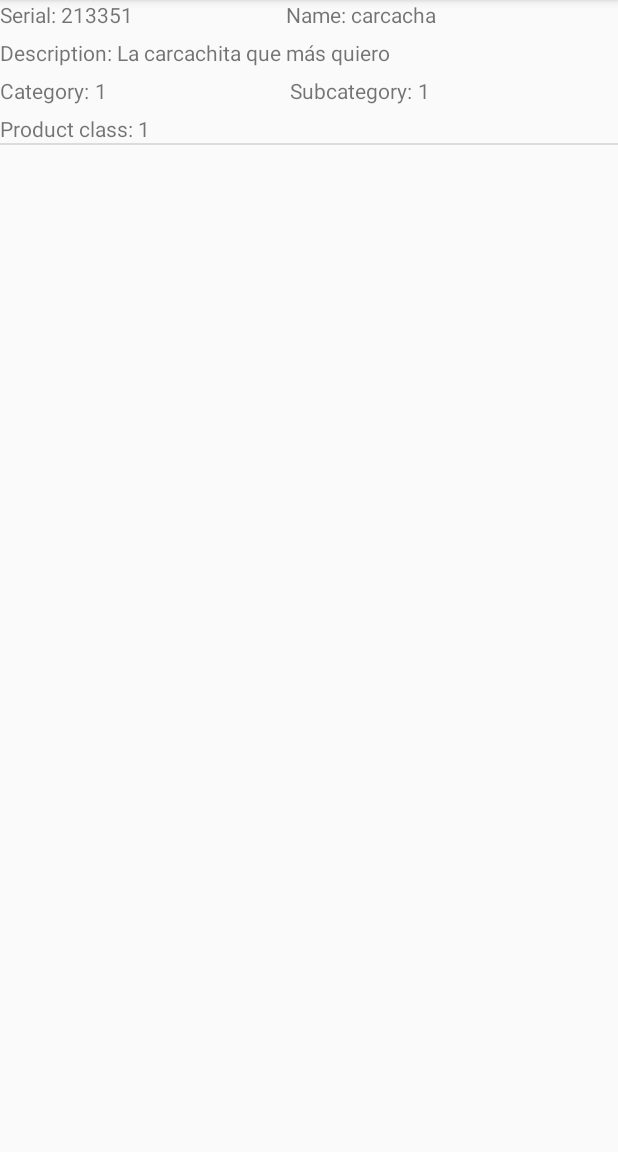
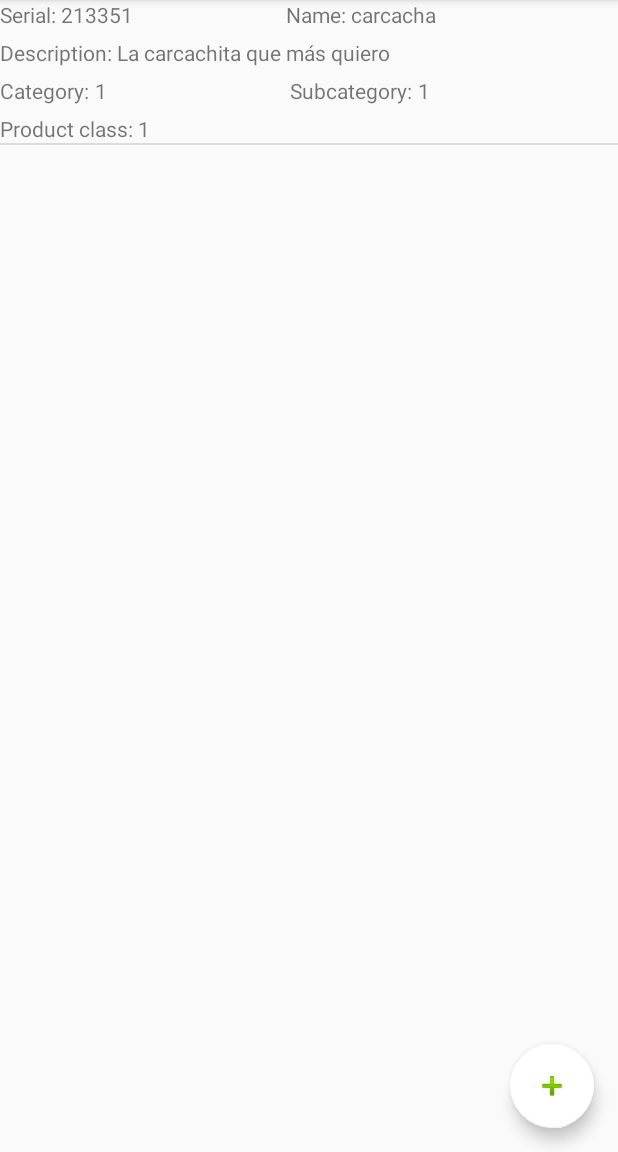
Before and after one commit to jaimejiag/InventoryProvider, an Android app: the screen it shows after launch (MainActivity), on a phone screen of 412 x 824 dp, the part 84-1236 px from its top. Run offline under Robolectric (Android 15) with nearby library versions, the phone set to English and light mode, and no system bars.

Commit message:
- Fragment AddProduct created

```diff
--- a/app/build.gradle
+++ b/app/build.gradle
@@ -27,5 +27,6 @@ dependencies {
     compile 'com.android.support:appcompat-v7:25.2.0'
     compile 'com.android.support.constraint:constraint-layout:1.0.0-alpha8'
     compile 'com.android.support:support-v4:25.2.0'
+    compile 'com.android.support:design:25.2.0'
     testCompile 'junit:junit:4.12'
 }
--- a/app/src/main/java/com/jaime/inventory/MainActivity.java
+++ b/app/src/main/java/com/jaime/inventory/MainActivity.java
@@ -4,6 +4,7 @@ import android.support.v4.app.FragmentTransaction;
 import android.support.v7.app.AppCompatActivity;
 import android.os.Bundle;
 
+import com.jaime.inventory.fragments.AddProductFragment;
 import com.jaime.inventory.fragments.ListProductFragment;
 
 public class MainActivity extends AppCompatActivity implements ListProductFragment.ListProductListener{
@@ -24,6 +25,8 @@ public class MainActivity extends AppCompatActivity implements ListProductFragme
      */
     @Override
     public void onAddProductListener() {
-
+        FragmentTransaction transaction = getSupportFragmentManager().beginTransaction();
+        AddProductFragment fragment = new AddProductFragment();
+        transaction.replace(R.id.layout_main, fragment).commit();
     }
 }
--- a/app/src/main/java/com/jaime/inventory/database/DatabaseContract.java
+++ b/app/src/main/java/com/jaime/inventory/database/DatabaseContract.java
@@ -46,7 +46,6 @@ public class DatabaseContract {
                 COLUMN_PRODUCTCLASS);
 
         public static final String SQL_DELETE_ENTRIES = String.format("DROP TABLE %s", TABLE_NAME);
-        //public static final String SQL_SELECT_ENTRIES = String.format("SELECT * FROM %s", TABLE_NAME);
 
         public static final String SQL_INSERT_ENTRIES = String.format("INSERT INTO %s (%s, %s, %s, " +
                 "%s, %s, %s) VALUES ('213351', 'carcacha', 'La carcachita que más quiero', 1, 1, 1)",
@@ -89,16 +88,19 @@ public class DatabaseContract {
         public static final String COLUMN_NAME = "name";
         public static final String COLUMN_SORTNAME = "sortname";
         public static final String COLUMN_DESCRIPTION = "description";
+        public static final String COLUMN_IDCATEGORY = "idcategory";
 
         public static final String SQL_CREATE_ENTRIES = String.format("CREATE TABLE %s (" +
                         "%s INTEGER PRIMARY KEY AUTOINCREMENT, " +
                         "%s TEXT UNIQUE NOT NULL, " +
                         "%s TEXT UNIQUE NOT NULL, " +
-                        "%s TEXT NOT NULL)",
+                        "%s TEXT NOT NULL, " +
+                        "%s INTEGER NOT NULL)",
                 TABLE_NAME, BaseColumns._ID,
                 COLUMN_NAME,
                 COLUMN_SORTNAME,
-                COLUMN_DESCRIPTION);
+                COLUMN_DESCRIPTION,
+                COLUMN_IDCATEGORY);
 
         public static final String SQL_DELETE_ENTRIES = String.format("DROP TABLE %s", TABLE_NAME);
     }
--- a/app/src/main/java/com/jaime/inventory/database/DatabaseHelper.java
+++ b/app/src/main/java/com/jaime/inventory/database/DatabaseHelper.java
@@ -1,6 +1,5 @@
 package com.jaime.inventory.database;
 
-import android.database.SQLException;
 import android.database.sqlite.SQLiteDatabase;
 import android.database.sqlite.SQLiteException;
 import android.database.sqlite.SQLiteOpenHelper;
@@ -8,12 +7,13 @@ import android.util.Log;
 
 import com.jaime.inventory.InventoryApplication;
 
+
 /**
  * Created by usuario on 20/04/17.
  */
 
 public class DatabaseHelper extends SQLiteOpenHelper {
-    private static final int DATABASE_VERSION = 3;
+    private static final int DATABASE_VERSION = 7;
     private static final String DATABASE_NAME = "inventory.db";
     private static DatabaseHelper mInstance;
     private SQLiteDatabase mDatabase;
@@ -43,12 +43,14 @@ public class DatabaseHelper extends SQLiteOpenHelper {
         db.beginTransaction();
         try {
             db.execSQL(DatabaseContract.ProductEntry.SQL_CREATE_ENTRIES);
-            Log.d("Creation", DatabaseContract.ProductEntry.SQL_CREATE_ENTRIES);
             db.execSQL(DatabaseContract.CategoryEntry.SQL_CREATE_ENTRIES);
             db.execSQL(DatabaseContract.SubcategoryEntry.SQL_CREATE_ENTRIES);
             db.execSQL(DatabaseContract.ProductClassEntry.SQL_CREATE_ENTRIES);
 
             db.execSQL(DatabaseContract.ProductEntry.SQL_INSERT_ENTRIES);
+            CategoryInsertMock(db);
+            SubcategoryInsertMock(db);
+
             db.setTransactionSuccessful();
         } catch (Exception e) {
             Log.d("ERROR", "Mal creación de tablas");
@@ -84,7 +86,60 @@ public class DatabaseHelper extends SQLiteOpenHelper {
         onUpgrade(db, newVersion, oldVersion);
     }
 
+
     public void closeDatabase() {
         mInstance.closeDatabase();
     }
+
+
+    private void CategoryInsertMock(SQLiteDatabase db) {
+        db.execSQL(String.format("INSERT INTO %s (%s, %s, %s) VALUES ('Televiones', 'TV', " +
+                        "'Pantallacas para tu cuerpesito')",
+                DatabaseContract.CategoryEntry.TABLE_NAME,
+                DatabaseContract.CategoryEntry.COLUMN_NAME,
+                DatabaseContract.CategoryEntry.COLUMN_SORTNAME,
+                DatabaseContract.CategoryEntry.COLUMN_DESCRIPTION));
+
+        db.execSQL(String.format("INSERT INTO %s (%s, %s, %s) VALUES ('Consolas', 'CSL', " +
+                        "'Videoconsolas para tu cabesa')",
+                DatabaseContract.CategoryEntry.TABLE_NAME,
+                DatabaseContract.CategoryEntry.COLUMN_NAME,
+                DatabaseContract.CategoryEntry.COLUMN_SORTNAME,
+                DatabaseContract.CategoryEntry.COLUMN_DESCRIPTION));
+    }
+
+
+    private void SubcategoryInsertMock(SQLiteDatabase db) {
+        db.execSQL(String.format("INSERT INTO %s (%s, %s, %s, %s) VALUES ('Samsung', 'SMNG', " +
+                        "'Pantalla Samsung', 1)",
+                DatabaseContract.SubcategoryEntry.TABLE_NAME,
+                DatabaseContract.SubcategoryEntry.COLUMN_NAME,
+                DatabaseContract.SubcategoryEntry.COLUMN_SORTNAME,
+                DatabaseContract.SubcategoryEntry.COLUMN_DESCRIPTION,
+                DatabaseContract.SubcategoryEntry.COLUMN_IDCATEGORY));
+
+        db.execSQL(String.format("INSERT INTO %s (%s, %s, %s, %s) VALUES ('Philips', 'PHLS', " +
+                        "'Pantalla Philips', 1)",
+                DatabaseContract.SubcategoryEntry.TABLE_NAME,
+                DatabaseContract.SubcategoryEntry.COLUMN_NAME,
+                DatabaseContract.SubcategoryEntry.COLUMN_SORTNAME,
+                DatabaseContract.SubcategoryEntry.COLUMN_DESCRIPTION,
+                DatabaseContract.SubcategoryEntry.COLUMN_IDCATEGORY));
+
+        db.execSQL(String.format("INSERT INTO %s (%s, %s, %s, %s) VALUES ('Xbox', 'XB', " +
+                        "'Videoconsola Xbox', 2)",
+                DatabaseContract.SubcategoryEntry.TABLE_NAME,
+                DatabaseContract.SubcategoryEntry.COLUMN_NAME,
+                DatabaseContract.SubcategoryEntry.COLUMN_SORTNAME,
+                DatabaseContract.SubcategoryEntry.COLUMN_DESCRIPTION,
+                DatabaseContract.SubcategoryEntry.COLUMN_IDCATEGORY));
+
+        db.execSQL(String.format("INSERT INTO %s (%s, %s, %s, %s) VALUES ('PlayStation', 'PS', " +
+                        "'Videoconsola PlayStation', 2)",
+                DatabaseContract.SubcategoryEntry.TABLE_NAME,
+                DatabaseContract.SubcategoryEntry.COLUMN_NAME,
+                DatabaseContract.SubcategoryEntry.COLUMN_SORTNAME,
+                DatabaseContract.SubcategoryEntry.COLUMN_DESCRIPTION,
+                DatabaseContract.SubcategoryEntry.COLUMN_IDCATEGORY));
+    }
 }
--- a/app/src/main/java/com/jaime/inventory/fragments/ListProductFragment.java
+++ b/app/src/main/java/com/jaime/inventory/fragments/ListProductFragment.java
@@ -4,6 +4,7 @@ package com.jaime.inventory.fragments;
 import android.app.Activity;
 import android.database.Cursor;
 import android.os.Bundle;
+import android.support.design.widget.FloatingActionButton;
 import android.support.v4.app.ListFragment;
 import android.view.LayoutInflater;
 import android.view.View;
@@ -15,7 +16,8 @@ import com.jaime.inventory.adapters.ProductAdapter;
 import com.jaime.inventory.interfaces.ProductPresenter;
 import com.jaime.inventory.presenter.ProductPresenterImpl;
 
-public class ListProductFragment extends ListFragment implements ProductPresenter.View{
+public class ListProductFragment extends ListFragment implements ProductPresenter.View {
+    private FloatingActionButton fabAddProduct;
     private ListProductListener mCallBack;
     private ProductPresenter presenter;
     private ProductLoaderManager mLoader;
@@ -58,6 +60,7 @@ public class ListProductFragment extends ListFragment implements ProductPresente
     public View onCreateView(LayoutInflater inflater, ViewGroup container,
                              Bundle savedInstanceState) {
         View rootView = inflater.inflate(R.layout.fragment_list_product, container, false);
+        fabAddProduct = (FloatingActionButton) rootView.findViewById(R.id.fab_addproduct);
         return rootView;
     }
 
@@ -68,6 +71,13 @@ public class ListProductFragment extends ListFragment implements ProductPresente
 
         //Se inserta el adapter en este método ya que las vistas están creadas.
         setListAdapter(mAdapter);
+
+        fabAddProduct.setOnClickListener(new View.OnClickListener() {
+            @Override
+            public void onClick(View v) {
+                mCallBack.onAddProductListener();
+            }
+        });
     }
 
 
--- a/app/src/main/java/com/jaime/inventory/pojo/Product.java
+++ b/app/src/main/java/com/jaime/inventory/pojo/Product.java
@@ -7,7 +7,7 @@ import android.os.Parcelable;
  * Created by usuario on 20/04/17.
  */
 
-public class Product implements Parcelable{
+public class Product implements Parcelable {
     private int id;
     private String serial;
     private String sortname;
--- a/app/src/main/res/layout/activity_main.xml
+++ b/app/src/main/res/layout/activity_main.xml
@@ -1,5 +1,5 @@
 <?xml version="1.0" encoding="utf-8"?>
-<FrameLayout xmlns:android="http://schemas.android.com/apk/res/android"
+<RelativeLayout xmlns:android="http://schemas.android.com/apk/res/android"
     xmlns:app="http://schemas.android.com/apk/res-auto"
     xmlns:tools="http://schemas.android.com/tools"
     android:layout_width="match_parent"
@@ -7,4 +7,4 @@
     tools:context="com.jaime.inventory.MainActivity"
     android:id="@+id/layout_main">
 
-</FrameLayout>
+</RelativeLayout>
--- a/app/src/main/res/layout/fragment_list_product.xml
+++ b/app/src/main/res/layout/fragment_list_product.xml
@@ -1,7 +1,8 @@
-<FrameLayout xmlns:android="http://schemas.android.com/apk/res/android"
+<RelativeLayout xmlns:android="http://schemas.android.com/apk/res/android"
     xmlns:tools="http://schemas.android.com/tools"
     android:layout_width="match_parent"
     android:layout_height="match_parent"
+    xmlns:app="http://schemas.android.com/apk/res-auto"
     tools:context="com.jaime.inventory.fragments.ListProductFragment">
 
     <ListView
@@ -9,4 +10,16 @@
         android:layout_height="match_parent"
         android:id="@android:id/list"></ListView>
 
-</FrameLayout>
+    <android.support.design.widget.FloatingActionButton
+        android:layout_width="wrap_content"
+        android:layout_height="wrap_content"
+        android:id="@+id/fab_addproduct"
+        android:layout_alignParentBottom="true"
+        android:layout_alignParentEnd="true"
+        android:layout_marginBottom="16dp"
+        android:layout_marginRight="16dp"
+        app:backgroundTint="@android:color/background_light"
+        app:fabSize="normal"
+        app:srcCompat="@android:drawable/ic_input_add" />
+
+</RelativeLayout>
```
Also changed, not shown: app/src/main/java/com/jaime/inventory/fragments/AddProductFragment.java (added, +46 -0 lines), app/src/main/java/com/jaime/inventory/pojo/Subcategory.java (+23 -8 lines), app/src/main/res/layout/fragment_add_product.xml (added, +87 -0 lines).
